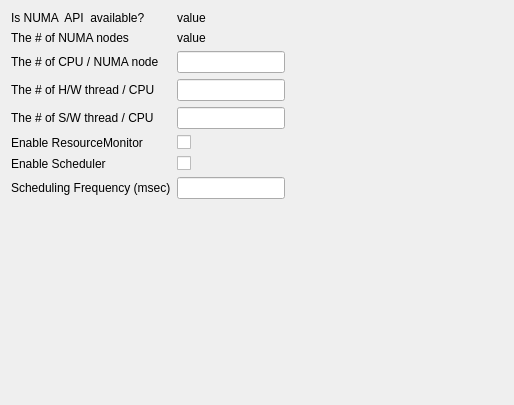
Old version of the form src/thewall/systemsettingdialog.ui in the repository sungwonnam/SAGENext.
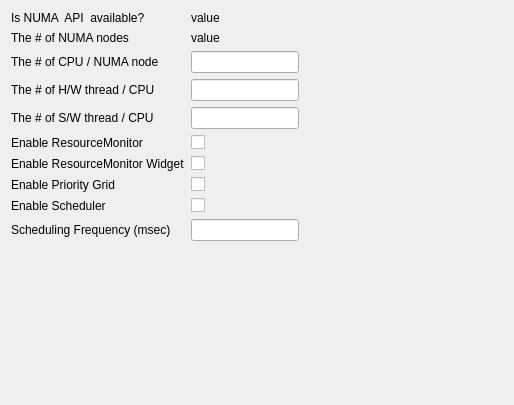
New version of the form.

Commit message: Added options to control ResourceMonitor. Qwt is used in ResourceMonitorWidget.

Diff of the .ui file:
```diff
--- a/src/thewall/systemsettingdialog.ui
+++ b/src/thewall/systemsettingdialog.ui
@@ -89,30 +89,58 @@
      </property>
     </widget>
    </item>
-   <item row="6" column="0">
+   <item row="8" column="0">
     <widget class="QLabel" name="label_9">
      <property name="text">
       <string>Enable Scheduler</string>
      </property>
     </widget>
    </item>
-   <item row="6" column="1">
+   <item row="8" column="1">
     <widget class="QCheckBox" name="schedulerCheckBox">
      <property name="text">
       <string/>
      </property>
     </widget>
    </item>
-   <item row="7" column="0">
+   <item row="9" column="0">
     <widget class="QLabel" name="label_10">
      <property name="text">
       <string>Scheduling Frequency (msec)</string>
      </property>
     </widget>
    </item>
-   <item row="7" column="1">
+   <item row="9" column="1">
     <widget class="QLineEdit" name="schedFreqLineEdit"/>
    </item>
+   <item row="7" column="0">
+    <widget class="QLabel" name="label_2">
+     <property name="text">
+      <string>Enable Priority Grid</string>
+     </property>
+    </widget>
+   </item>
+   <item row="7" column="1">
+    <widget class="QCheckBox" name="pGridCheckBox">
+     <property name="text">
+      <string/>
+     </property>
+    </widget>
+   </item>
+   <item row="6" column="0">
+    <widget class="QLabel" name="label_7">
+     <property name="text">
+      <string>Enable ResourceMonitor Widget</string>
+     </property>
+    </widget>
+   </item>
+   <item row="6" column="1">
+    <widget class="QCheckBox" name="rmonitorWidgetCheckBox">
+     <property name="text">
+      <string/>
+     </property>
+    </widget>
+   </item>
   </layout>
  </widget>
  <resources/>
```
The commit also changes 19 other files.
